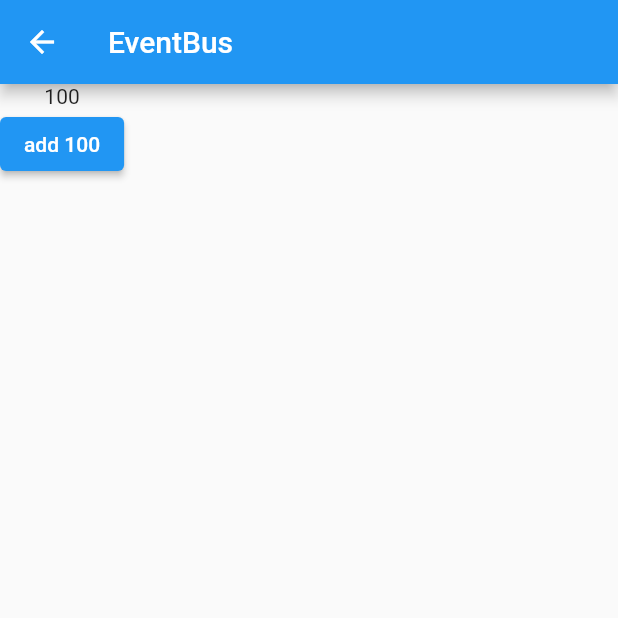
After one commit to xxxIxxxx/flutter_ddup, a Flutter app: the EventBusPage screen opened by its route, after a tap on "add 100", on a phone screen of 412 x 824 dp, the top half of it. The commit adds this screen. Run offline on Flutter 3.47's test engine with Material 2 defaults, Android fonts, the phone set to English and light mode, and no system bars; our stand-ins replace fluro.

Commit message:
事件总线及单例

```diff
--- a/lib/app/home_page.dart
+++ b/lib/app/home_page.dart
@@ -315,6 +315,13 @@ class _MyHomePageState extends State<MyHomePage> {
             },
             child: const Text("GestureDetector 手势检测"),
           ),
+          TextButton(
+            onPressed: () {
+              Application.router.navigateTo(context, Routes.eventBus,
+                  transition: TransitionType.native);
+            },
+            child: const Text("EventBus 事件总线，单例"),
+          ),
         ],
       ),
     );
--- /dev/null
+++ b/lib/class/事件总线及单例/event_bus.dart
@@ -0,0 +1,46 @@
+typedef EventCallback = void Function(dynamic params);
+
+class EventBus {
+  //私有构造方法
+  EventBus._internal();
+
+  //保存单例
+  static final EventBus _singleton = EventBus._internal();
+
+  //工厂构造方法
+  factory EventBus() => _singleton;
+
+  //保存事件订阅者队列，key:事件名(id)，value: 对应事件的订阅者队列
+  final _emap = <Object, List<EventCallback>?>{};
+
+  /// 添加订阅者
+  void on(eventName, EventCallback f) {
+    if (eventName == null) return;
+    _emap[eventName] ??= <EventCallback>[];
+    _emap[eventName]!.add(f);
+  }
+
+  /// 移除订阅者
+  void off(eventName, [EventCallback? f]) {
+    var list = _emap[eventName];
+    if (eventName == null || list == null) return;
+    if (f == null) {
+      _emap[eventName] = null;
+    } else {
+      list.remove(f);
+    }
+  }
+
+  /// 触发事件，事件触发后该事件所有订阅者会被调用
+  void emit(eventName, [params]) {
+    var list = _emap[eventName];
+    if (list == null) return;
+    int len = list.length - 1;
+    //反向遍历，防止在订阅者在回调中移除自身带来的下标错位
+    for (var i = len; i > -1; --i) {
+      list[i](params);
+    }
+  }
+}
+
+var eventBus = EventBus();
--- /dev/null
+++ b/lib/class/事件总线及单例/event_bus_page.dart
@@ -0,0 +1,54 @@
+// ignore_for_file: avoid_print
+
+import 'package:flutter/material.dart';
+import 'event_bus.dart';
+
+class EventBusPage extends StatefulWidget {
+  const EventBusPage({Key? key}) : super(key: key);
+
+  @override
+  _EventBusPageState createState() => _EventBusPageState();
+}
+
+class _EventBusPageState extends State<EventBusPage> {
+  int _count = 0;
+  @override
+  void initState() {
+    super.initState();
+    // 注册
+    eventBus.on("eventName123", (params) {
+      if (params is int) {
+        setState(() {
+          _count += params;
+        });
+      }
+    });
+  }
+
+  @override
+  void dispose() {
+    //移出
+    eventBus.off("eventName123");
+    super.dispose();
+  }
+
+  @override
+  Widget build(BuildContext context) {
+    return Scaffold(
+      appBar: AppBar(
+        title: const Text('EventBus'),
+      ),
+      body: Column(
+        children: [
+          Text("$_count"),
+          ElevatedButton(
+              onPressed: () {
+                // 通知
+                eventBus.emit("eventName123", 100);
+              },
+              child: const Text("add 100"))
+        ],
+      ),
+    );
+  }
+}
--- a/lib/route/route_handlers.dart
+++ b/lib/route/route_handlers.dart
@@ -40,6 +40,7 @@ import '../class/ValueListenableBuilder/value_listenable_builder_page.dart';
 import '../class/Warp,Flow流式布局/warp_flow_page.dart';
 import '../class/WillPopScope导航返回拦截/will_pop_scope_page.dart';
 import '../class/widget生命周期/counter_life_cycle_page.dart';
+import '../class/事件总线及单例/event_bus_page.dart';
 import '../class/路由传值/tipRoute_page.dart';
 import '../class/颜色和主题/theme_page.dart';
 
@@ -254,3 +255,8 @@ var gestureDetectorRecognizerHandeler = Handler(
     handlerFunc: (BuildContext? context, Map<String, List<String>> params) {
   return const GestureDetectorRecognizerPage();
 });
+
+var eventBusHandeler = Handler(
+    handlerFunc: (BuildContext? context, Map<String, List<String>> params) {
+  return const EventBusPage();
+});
--- a/lib/route/routes.dart
+++ b/lib/route/routes.dart
@@ -47,6 +47,8 @@ class Routes {
   static String alertDialog = "/alertDialog";
   static String listenerAbsorbBointer = "/listenerAbsorbBointer";
   static String gestureDetectorRecognizer = "/gestureDetectorRecognizer";
+  static String eventBus = "/eventBus";
+
 
   static void configureRoutes(FluroRouter router) {
     router.notFoundHandler = Handler(
@@ -98,5 +100,6 @@ class Routes {
     router.define(listenerAbsorbBointer,
         handler: listenerAbsorbBointerHandeler);
     router.define(gestureDetectorRecognizer, handler: gestureDetectorRecognizerHandeler);
+    router.define(eventBus, handler: eventBusHandeler);
   }
 }
```
